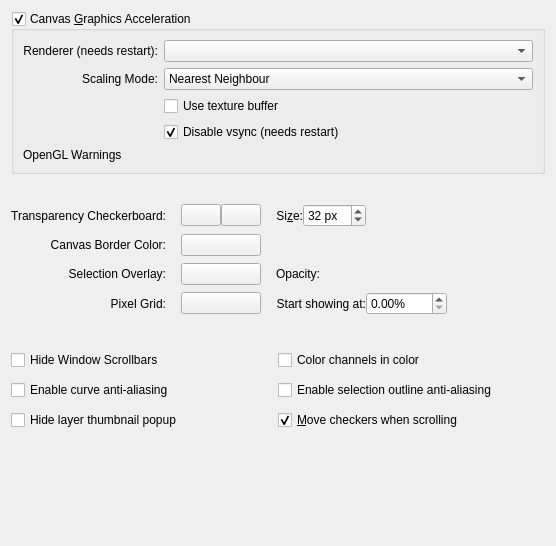
This is libs/ui/forms/wdgdisplaysettings.ui in KDE/krita as Qt 5 draws it before an edit. The edited form follows.
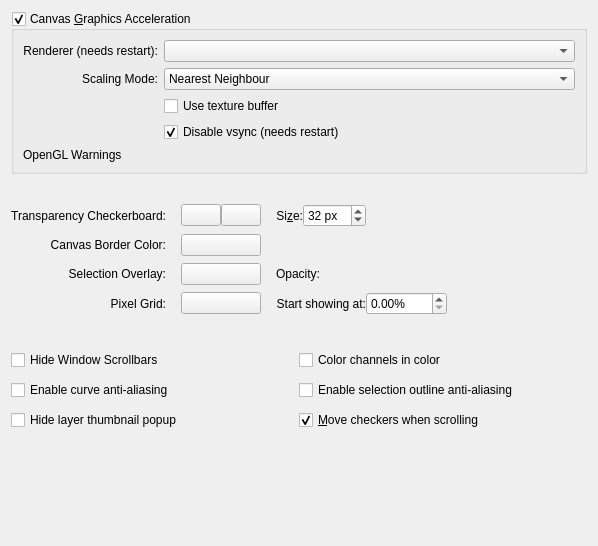
This is the edited form. Custom widgets are drawn as their Qt base class.

Commit message: Fix wrong z-order statement

The edit to the form file:
```diff
--- a/libs/ui/forms/wdgdisplaysettings.ui
+++ b/libs/ui/forms/wdgdisplaysettings.ui
@@ -6,7 +6,7 @@
    <rect>
     <x>0</x>
     <y>0</y>
-    <width>556</width>
+    <width>598</width>
     <height>546</height>
    </rect>
   </property>
@@ -450,8 +450,8 @@
      </property>
      <property name="sizeHint" stdset="0">
       <size>
-       <width>5</width>
-       <height>5</height>
+       <width>20</width>
+       <height>40</height>
       </size>
      </property>
     </spacer>
```
Left out of the diff: 2 changed lines with no effect on the pictures.
